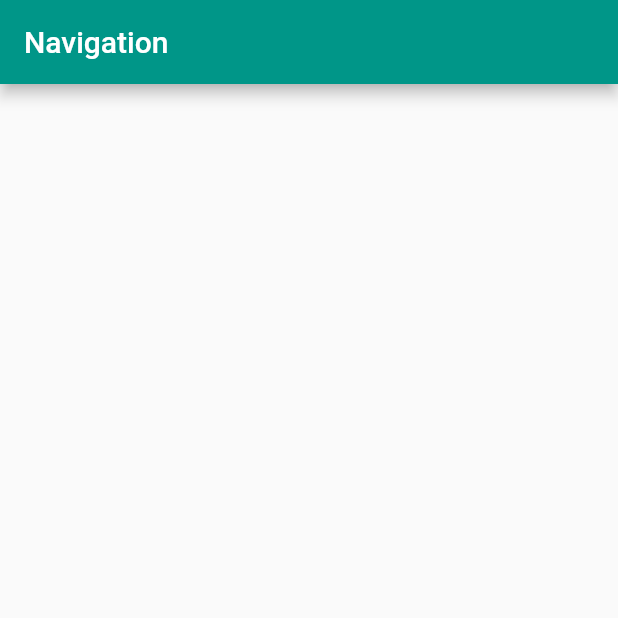
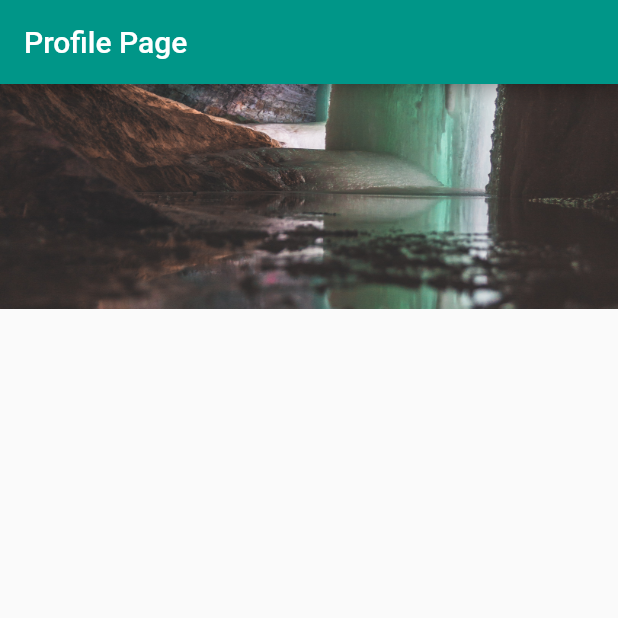
Before and after one commit to Emanuel-Ordonez/Book_Loaning_App, a Flutter app: the screen it shows after launch, on a phone screen of 412 x 824 dp, the top half of it. Run offline on Flutter 3.47's test engine with Material 2 defaults, Android fonts, the light colour scheme and no system bars.

Commit message:
added and made some changes to profile page

```diff
--- a/lib/myapp.dart
+++ b/lib/myapp.dart
@@ -1,4 +1,5 @@
 import 'package:flutter/material.dart';
+import 'package:mannys_app/navigation/components/profilePage.dart';
 
 // ignore: unused_import
 import 'login/login.dart';
@@ -25,7 +26,8 @@ class MyApp extends StatelessWidget {
       //home: MyLoginPage(title: 'Login'),
 
       //temperary
-      home: NavigationPage(title: 'Navigation',)
+      //home: NavigationPage(title: 'Navigation',)
+      home: ProfilePage(title: 'profile',)
     );
   }
 }
--- a/lib/navigation/components/navigation.dart
+++ b/lib/navigation/components/profilePage.dart
@@ -1,8 +1,8 @@
 import 'package:flutter/foundation.dart';
 import 'package:flutter/material.dart';
 
-class NavigationPage extends StatefulWidget {
-  NavigationPage({Key? key, required this.title}) : super(key: key);
+class ProfilePage extends StatefulWidget {
+  ProfilePage({Key? key, required this.title}) : super(key: key);
 
   // This widget is the home page of your application. It is stateful, meaning
   // that it has a State object (defined below) that contains fields that affect
@@ -16,10 +16,10 @@ class NavigationPage extends StatefulWidget {
   final String title;
 
   @override
-  _NavigationPageState createState() => _NavigationPageState();
+  _ProfilePageState createState() => _ProfilePageState();
 }
 
-class _NavigationPageState extends State<NavigationPage> {
+class _ProfilePageState extends State<ProfilePage> {
   @override
   Widget build(BuildContext context) {
     // This method is rerun every time setState is called, for instance as done
@@ -29,14 +29,32 @@ class _NavigationPageState extends State<NavigationPage> {
     // fast, so that you can just rebuild anything that needs updating rather
     // than having to individually change instances of widgets.
     return Scaffold(
-      appBar: AppBar(title: Text('Navigation')),
+      appBar: AppBar(title: Text('Profile Page')),
       body: Center(
+        child: Column(
+          children: [
+            Container(
+              height: 150,
+              child: Stack(
+                children: [
+                  Align(
+                    alignment: Alignment(0, 0),
+                    child: Image.asset(
+                      'assets/images/loginImage.jpg',
+                      width: double.maxFinite,
+                      height: double.maxFinite,
+                      fit: BoxFit.cover,
+                    ),
+                  ),
+                ],
+              ),
+            ),
+            Container(
 
+            ),
+          ]
+        ),
       ),
     );
   }
-
-  void doSomthing() {
-    //Navigator.push(context, MaterialPageRoute(builder: (context) => navigation()));
-  }
 }
--- a/lib/navigation/navigation.dart
+++ b/lib/navigation/navigation.dart
@@ -35,8 +35,4 @@ class _NavigationPageState extends State<NavigationPage> {
       ),
     );
   }
-
-  void doSomthing() {
-    //Navigator.push(context, MaterialPageRoute(builder: (context) => navigation()));
-  }
 }
```
